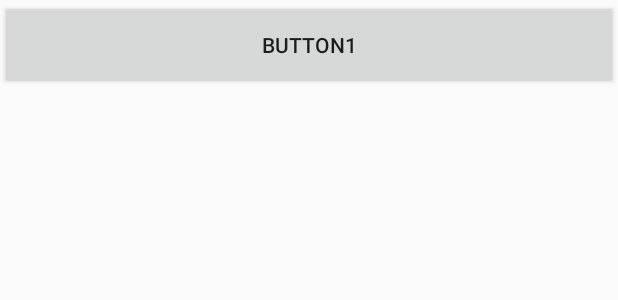
After one commit to developerHaoz/HaozWeather, an Android app: the layout activity_runtime_permission.xml on its own in the app's theme, with its tools: preview values and no code run, on a phone screen of 412 x 824 dp. The commit adds this screen. Shown: the top 300 px of the screen. Run offline under Robolectric (Android 15) with nearby library versions, the phone set to English and light mode, and no system bars.

Commit message:
我也不知道修改了什么，反正就是修改了

```diff
--- a/app/build.gradle
+++ b/app/build.gradle
@@ -37,7 +37,9 @@ dependencies {
     compile rootProject.ext.dependencies["okhttp"]
     compile rootProject.ext.dependencies["design"]
     compile rootProject.ext.dependencies["glide"]
+    compile rootProject.ext.dependencies["litepal"]
     annotationProcessor rootProject.ext.dependencies["glide-compiler"]
+
 
     testCompile 'junit:junit:4.12'
     compile files('libs/volley.jar')
--- a/app/src/main/java/com/example/developerhaoz/haozweather/base/component/BaseActivity.java
+++ b/app/src/main/java/com/example/developerhaoz/haozweather/base/component/BaseActivity.java
@@ -5,6 +5,8 @@ import android.support.annotation.Nullable;
 import android.support.v4.app.DialogFragment;
 import android.support.v7.app.AppCompatActivity;
 import android.widget.Toast;
+
+import com.example.developerhaoz.haozweather.base.fragment.DialogFragmentHelper;
 
 import butterknife.ButterKnife;
 import butterknife.Unbinder;
@@ -60,7 +62,7 @@ public abstract class BaseActivity extends AppCompatActivity{
 
     protected DialogFragment showLoading(String message){
         if(mDialogFragment == null){
-            // TODO: 添加显示正在加载的 DialogFragment
+            mDialogFragment = DialogFragmentHelper.showProgress(getSupportFragmentManager(), message);
         }
         return mDialogFragment;
     }
--- a/app/src/main/java/com/example/developerhaoz/haozweather/common/HaozWeatherApplication.java
+++ b/app/src/main/java/com/example/developerhaoz/haozweather/common/HaozWeatherApplication.java
@@ -1,9 +1,9 @@
 package com.example.developerhaoz.haozweather.common;
-
-import android.app.Application;
 
 import com.orhanobut.logger.AndroidLogAdapter;
 import com.orhanobut.logger.Logger;
+
+import org.litepal.LitePalApplication;
 
 /**
  * 自定义的 Application
@@ -11,7 +11,7 @@ import com.orhanobut.logger.Logger;
  * Created by developerHaoz on 2017/6/26.
  */
 
-public class HaozWeatherApplication extends Application {
+public class HaozWeatherApplication extends LitePalApplication {
 
     private static HaozWeatherApplication sInstance;
 
--- a/app/src/main/java/com/example/developerhaoz/haozweather/view/MainActivity.java
+++ b/app/src/main/java/com/example/developerhaoz/haozweather/view/MainActivity.java
@@ -40,8 +40,6 @@ public class MainActivity extends AppCompatActivity {
         super.onCreate(savedInstanceState);
         setContentView(R.layout.activity_main);
         ButterKnife.bind(this);
-
-
         EventBus.getDefault().register(this);
     }
 
--- /dev/null
+++ b/app/src/main/res/layout/activity_runtime_permission.xml
@@ -0,0 +1,14 @@
+<?xml version="1.0" encoding="utf-8"?>
+<LinearLayout xmlns:android="http://schemas.android.com/apk/res/android"
+              android:orientation="vertical"
+              android:layout_width="match_parent"
+              android:layout_height="match_parent">
+
+    <Button
+        android:id="@+id/runtime_permission_btn_request_permission"
+        android:layout_width="match_parent"
+        android:layout_height="60dp"
+        android:text="Button1"
+        />
+
+</LinearLayout>
--- a/dependencies.gradle
+++ b/dependencies.gradle
@@ -19,6 +19,7 @@ project.ext {
             "okhttp"               : 'com.squareup.okhttp3:okhttp:3.8.1',
             "design"               : 'com.android.support:design:25.3.1',
             "glide"                : 'com.github.bumptech.glide:glide:4.0.0-RC1',
-            "glide-compiler"      : 'com.github.bumptech.glide:compiler:4.0.0-RC1'
+            "glide-compiler"      : 'com.github.bumptech.glide:compiler:4.0.0-RC1',
+            "litepal"              : 'org.litepal.android:core:1.5.1'
     ]
 }
```
Also changed, not shown: app/src/main/AndroidManifest.xml (+16 -0 lines), app/src/main/assets/litepal.xml (added, +9 -0 lines), app/src/main/java/com/example/developerhaoz/haozweather/view/RuntimePermissionActivity.java (added, +81 -0 lines).
